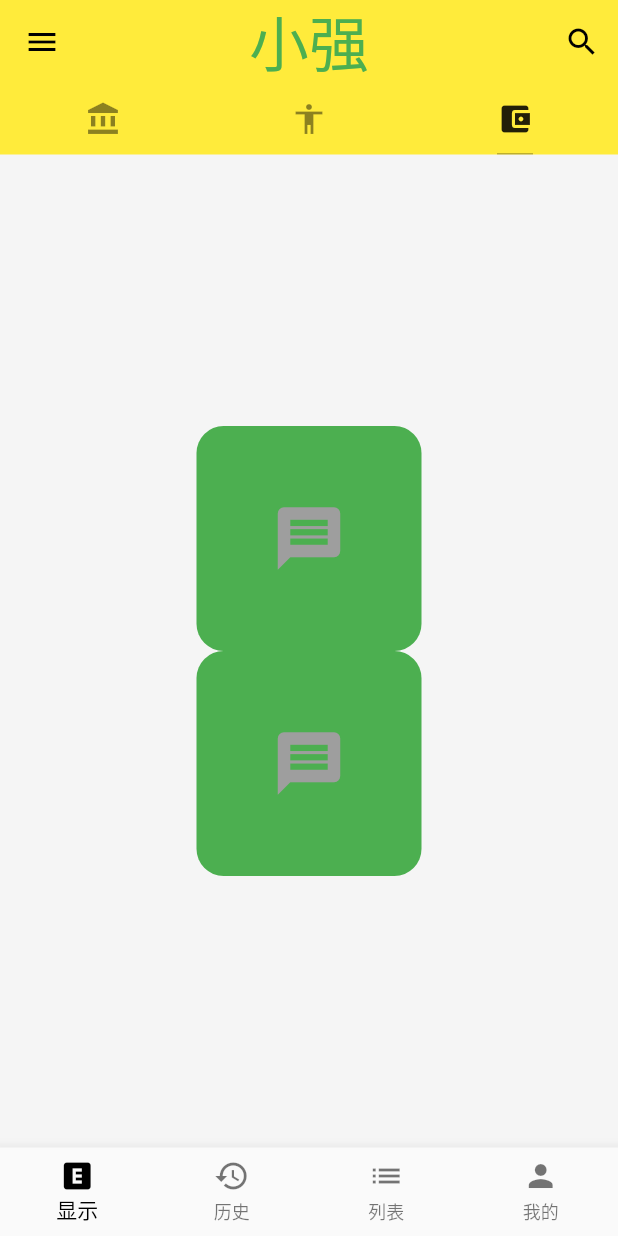
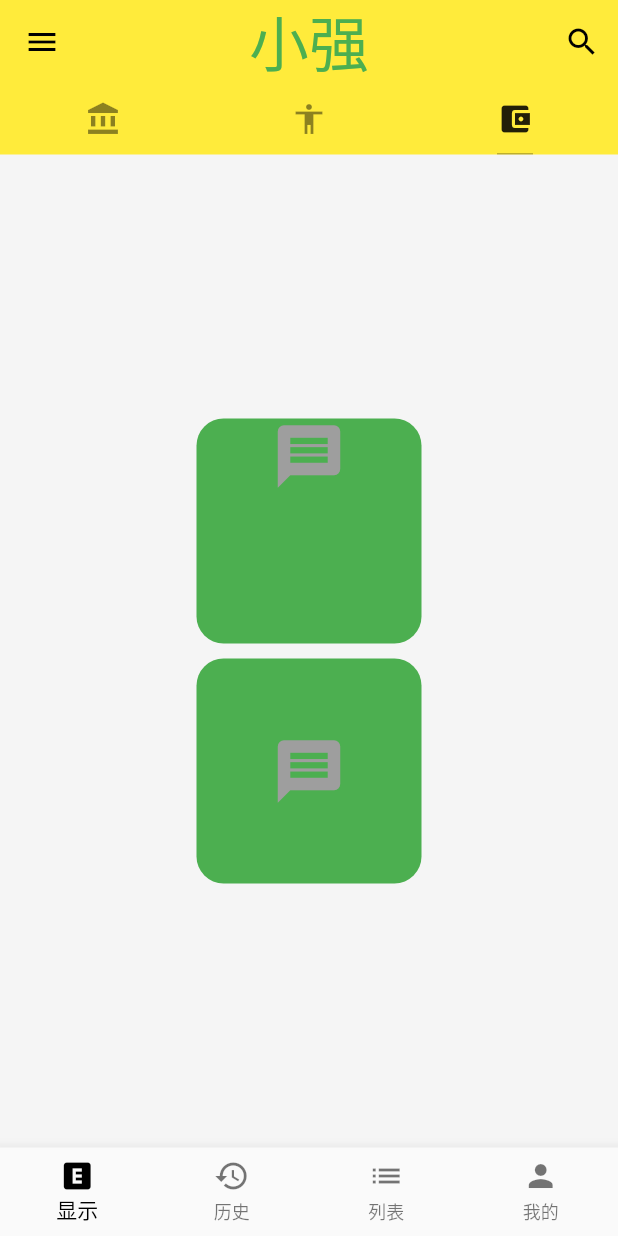
Before and after one commit to huagnzhiqiang/flutter_demo, a Flutter app: the screen it shows after launch, tab 3 chosen, on a phone screen of 412 x 824 dp. Run offline on Flutter 3.47's test engine with Material 2 defaults, Android fonts, the phone set to English and light mode, and no system bars; network calls fail.

Commit message:
alignment：对齐

```diff
--- a/lib/demo/LayoutDemo.dart
+++ b/lib/demo/LayoutDemo.dart
@@ -20,6 +20,8 @@ class LayoutDemo extends StatelessWidget {
             height: 150,
             width: 150,
             child: Container(
+              //对齐
+              alignment: Alignment.topCenter,
               decoration: BoxDecoration(
                   borderRadius: BorderRadius.all(Radius.circular(18)),
                   color: Colors.green),
@@ -31,7 +33,7 @@ class LayoutDemo extends StatelessWidget {
             ),
           ),
           SizedBox(
-            width: 10,
+            height: 10,
           ),
           SizedBox(
             height: 150,
```
